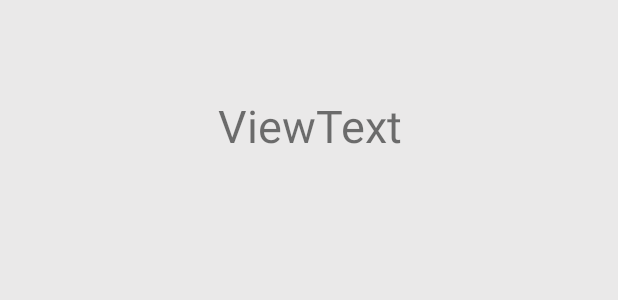
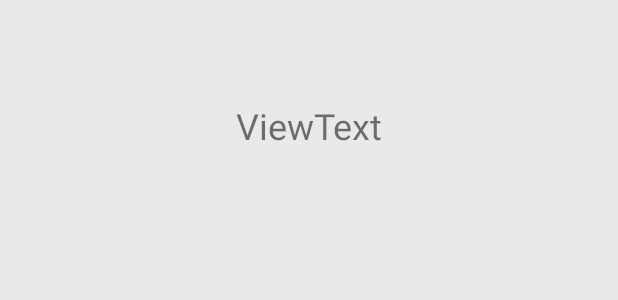
Before and after one commit to coding-factory-classrooms/android-l2-flashcards-groupe-5-botw, an Android app: the layout activity_flash_card.xml on its own in the app's theme, with its tools: preview values and no code run, on a phone screen of 412 x 824 dp. Shown: the part 798-1098 px from the top of the screen. Run offline under Robolectric (Android 15) with nearby library versions, the phone set to English and light mode, and no system bars.

Commit message:
add correct answer in loosing text

```diff
--- a/app/src/main/java/com/aph/flashcard_botw/FlashCardActivity.java
+++ b/app/src/main/java/com/aph/flashcard_botw/FlashCardActivity.java
@@ -182,7 +182,7 @@ public class FlashCardActivity extends AppCompatActivity {
                     goodAnswersTotal++; //Increment the total of good answers
                 }
                 else {
-                    responseTextView.setText("T'es trop faible, va faire des sanctuaires et reviens après !");
+                    responseTextView.setText("T'es trop faible, va faire des sanctuaires et reviens après ! \n C'était : "+ goodAnswer);
                 }
 
                 questionIndex ++; //Increment the cirrent question index
--- a/app/src/main/res/layout/activity_flash_card.xml
+++ b/app/src/main/res/layout/activity_flash_card.xml
@@ -13,7 +13,7 @@
         android:layout_height="wrap_content"
         android:layout_marginBottom="100dp"
         android:gravity="center"
-        android:textSize="30sp"
+        android:textSize="24sp"
         app:layout_constraintBottom_toBottomOf="parent"
         app:layout_constraintEnd_toEndOf="parent"
         app:layout_constraintStart_toStartOf="parent"
```
